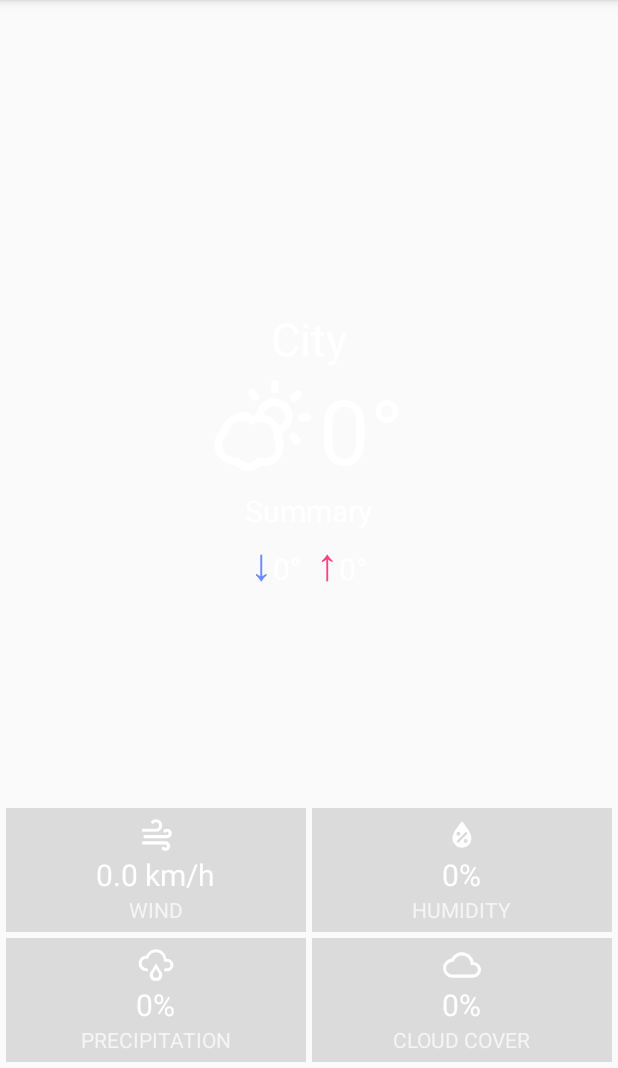
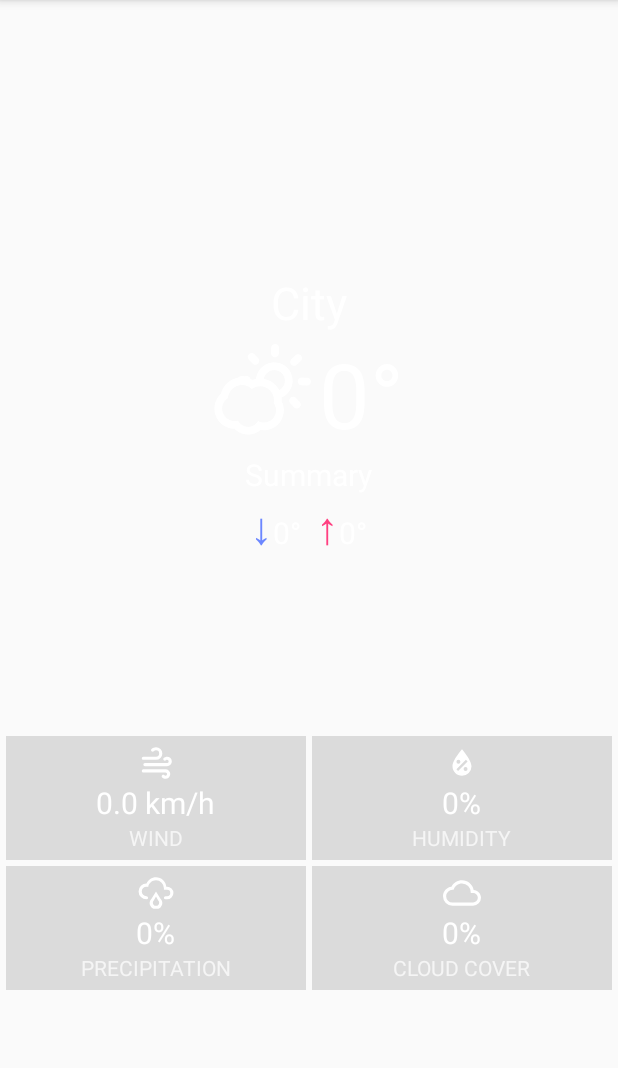
Before and after one commit to DinhPhucTran/weather-app, an Android app: the screen it shows after launch (MainActivity), on a phone screen of 412 x 824 dp, the part 168-1236 px from its top. Run offline under Robolectric (Android 15) with nearby library versions, the phone set to English and light mode, and no system bars; libraries missing offline, so code that uses them is left out: com.github.mikephil.charting, jp.wasabeef.glide; pictures from the network do not load; 12 statements that could not run were skipped.

Commit message:
Fix navigation bar overlap

```diff
--- a/app/src/main/java/tk/trandinhphuc/weatherapp/MainActivity.java
+++ b/app/src/main/java/tk/trandinhphuc/weatherapp/MainActivity.java
@@ -101,6 +101,7 @@ public class MainActivity extends AppCompatActivity implements LocationListener,
         // Set up the ViewPager with the sections adapter.
         mViewPager = (ViewPager) findViewById(R.id.container);
         mViewPager.setAdapter(mSectionsPagerAdapter);
+        mViewPager.setPadding(0, 0, 0, getNavigationBarHeight());
 
         TabLayout tabLayout = (TabLayout) findViewById(R.id.tabs);
         tabLayout.setupWithViewPager(mViewPager);
@@ -110,6 +111,7 @@ public class MainActivity extends AppCompatActivity implements LocationListener,
                         | View.SYSTEM_UI_FLAG_LAYOUT_FULLSCREEN);
         if (Build.VERSION.SDK_INT >= Build.VERSION_CODES.KITKAT) {
             getWindow().addFlags(WindowManager.LayoutParams.FLAG_TRANSLUCENT_STATUS);
+            getWindow().addFlags(WindowManager.LayoutParams.FLAG_TRANSLUCENT_NAVIGATION);
         }
 
         mJsonTask = new JsonTask();
@@ -119,6 +121,9 @@ public class MainActivity extends AppCompatActivity implements LocationListener,
         mLocationManager = (LocationManager) getSystemService(Context.LOCATION_SERVICE);
         Criteria criteria = new Criteria();
         provider = mLocationManager.getBestProvider(criteria, false);
+        if(provider == null)
+            provider = "";
+
 
 //        Glide.with(this).load(R.drawable.bg_cloudy).into(mMainBg);
 //        Glide.with(this).load(R.drawable.bg_cloudy)
@@ -167,6 +172,15 @@ public class MainActivity extends AppCompatActivity implements LocationListener,
     public int getStatusBarHeight() {
         int result = 0;
         int resourceId = getResources().getIdentifier("status_bar_height", "dimen", "android");
+        if (resourceId > 0) {
+            result = getResources().getDimensionPixelSize(resourceId);
+        }
+        return result;
+    }
+
+    public int getNavigationBarHeight() {
+        int result = 0;
+        int resourceId = getResources().getIdentifier("navigation_bar_height", "dimen", "android");
         if (resourceId > 0) {
             result = getResources().getDimensionPixelSize(resourceId);
         }
@@ -288,7 +302,8 @@ public class MainActivity extends AppCompatActivity implements LocationListener,
             mDailyJsonObject = mJsonObjet.getJSONObject("daily");
             mDailyDataArray = mDailyJsonObject.getJSONArray("data");
 
-            MainFragment.temp = mCurrentJsonObject.getDouble("temperature");
+            //MainFragment.temp = mCurrentJsonObject.getDouble("temperature");
+            MainFragment.getInstance().setTemp(mCurrentJsonObject.getDouble("temperature"));
             MainFragment.summary = mCurrentJsonObject.getString("summary");
             MainFragment.low = mDailyDataArray.getJSONObject(0).getDouble("temperatureMin");
             MainFragment.high = mDailyDataArray.getJSONObject(0).getDouble("temperatureMax");
```
